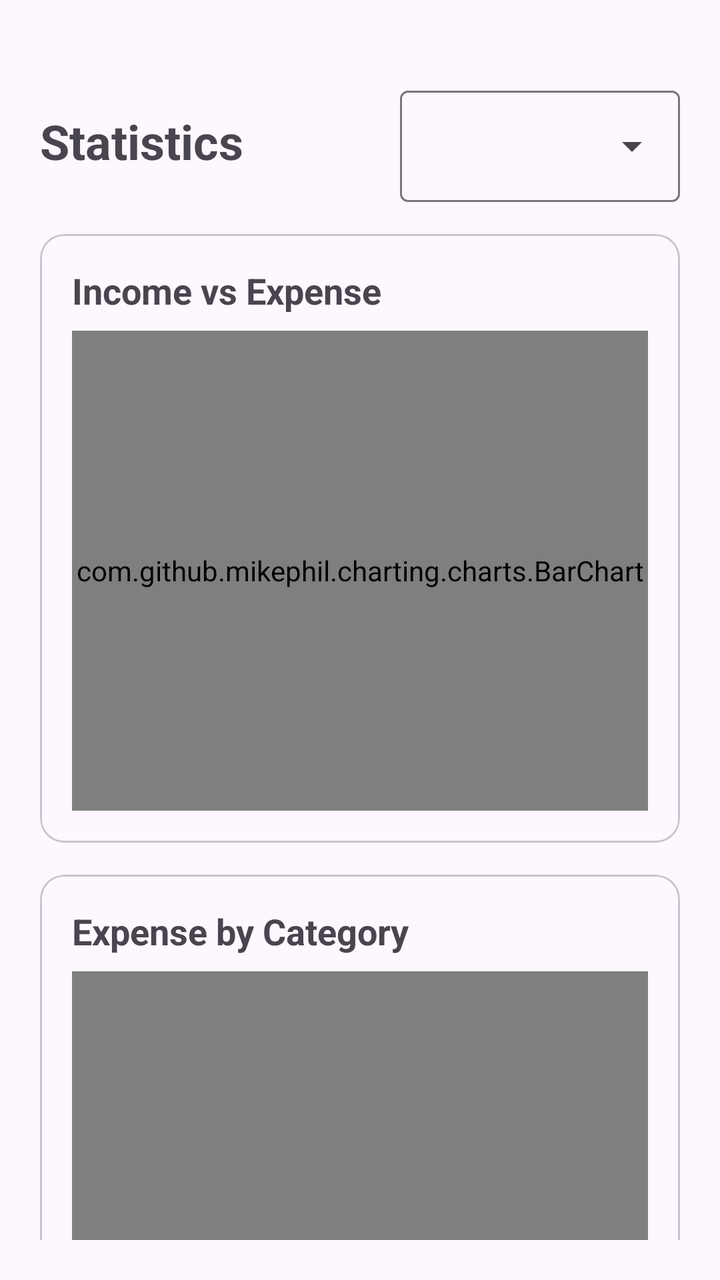
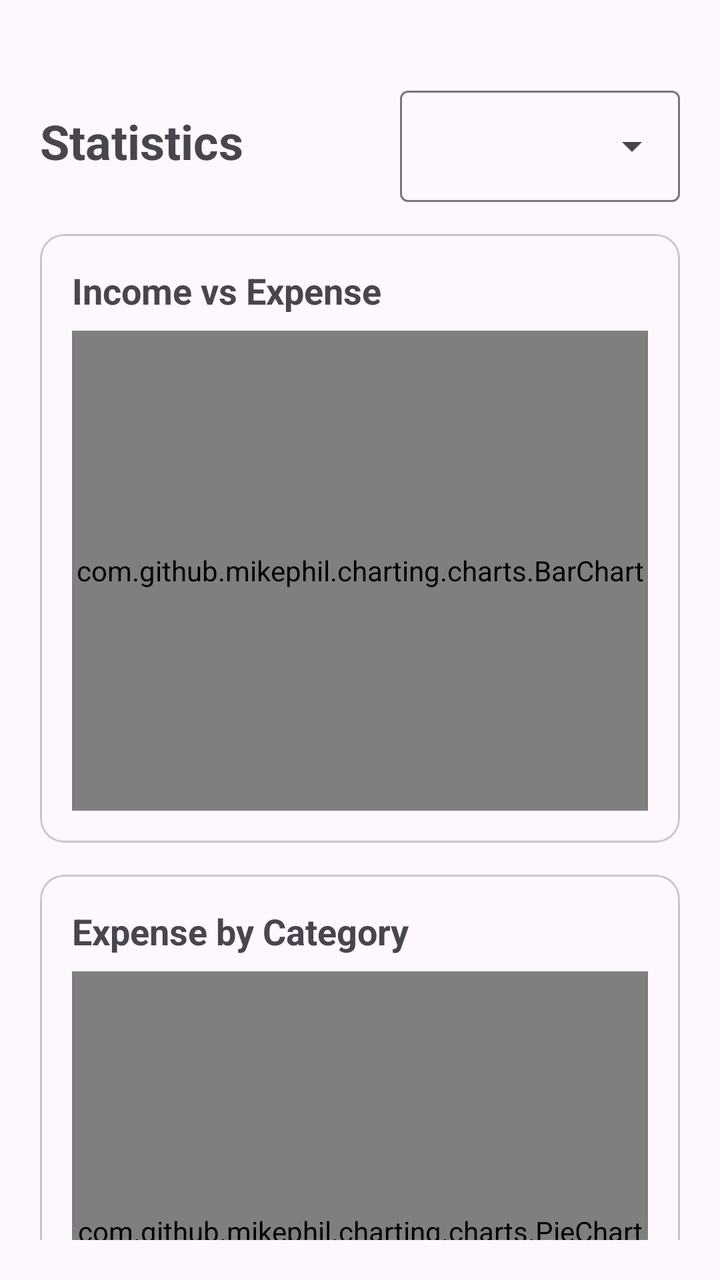

The first picture is an Android layout as it rendered before a commit; the second is the same layout after the commit. The layout source and the unified diff follow.
<!-- AndroidManifest.xml: application theme Theme.ExpenseTracker -->
<!-- res/layout/fragment_statistics.xml -->
<?xml version="1.0" encoding="utf-8"?>
<androidx.core.widget.NestedScrollView
    xmlns:android="http://schemas.android.com/apk/res/android"
    android:layout_width="match_parent"
    android:layout_height="match_parent"
    android:fillViewport="true"
    android:padding="20dp">

    <LinearLayout
        android:layout_width="match_parent"
        android:layout_height="wrap_content"
        android:orientation="vertical"
        android:layout_marginTop="20dp">

        <LinearLayout
            android:layout_width="match_parent"
            android:layout_height="wrap_content"
            android:gravity="center_vertical"
            android:orientation="horizontal">

            <TextView
                android:layout_width="0dp"
                android:layout_height="wrap_content"
                android:layout_weight="1"
                android:text="Statistics"
                android:textSize="24sp"
                android:textStyle="bold" />

            <com.google.android.material.textfield.TextInputLayout
                android:id="@+id/tilTimeFilter"
                style="@style/Widget.Material3.TextInputLayout.OutlinedBox.ExposedDropdownMenu"
                android:layout_width="140dp"
                android:layout_height="wrap_content">

                <AutoCompleteTextView
                    android:id="@+id/actTimeFilter"
                    android:layout_width="match_parent"
                    android:layout_height="wrap_content"
                    android:inputType="none" />

            </com.google.android.material.textfield.TextInputLayout>

        </LinearLayout>

        

        <com.google.android.material.card.MaterialCardView
            android:layout_width="match_parent"
            android:layout_height="wrap_content"
            android:layout_marginTop="16dp">

            <LinearLayout
                android:layout_width="match_parent"
                android:layout_height="wrap_content"
                android:orientation="vertical"
                android:padding="16dp">

                <TextView
                    android:layout_width="wrap_content"
                    android:layout_height="wrap_content"
                    android:text="Income vs Expense"
                    android:textSize="18sp"
                    android:textStyle="bold" />

                <com.github.mikephil.charting.charts.BarChart
                    android:id="@+id/barChartIncomeExpense"
                    android:layout_width="match_parent"
                    android:layout_height="240dp"
                    android:layout_marginTop="8dp" />

            </LinearLayout>

        </com.google.android.material.card.MaterialCardView>

        

        <com.google.android.material.card.MaterialCardView
            android:layout_width="match_parent"
            android:layout_height="wrap_content"
            android:layout_marginTop="16dp">

            <LinearLayout
                android:layout_width="match_parent"
                android:layout_height="wrap_content"
                android:orientation="vertical"
                android:padding="16dp">

                <TextView
                    android:layout_width="wrap_content"
                    android:layout_height="wrap_content"
                    android:text="Expense by Category"
                    android:textSize="18sp"
                    android:textStyle="bold" />

                <com.github.mikephil.charting.charts.PieChart
                    android:id="@+id/pieChartExpenseByCategory"
                    android:layout_width="match_parent"
                    android:layout_height="300dp"
                    android:layout_marginTop="8dp" />

            </LinearLayout>

        </com.google.android.material.card.MaterialCardView>

        

        <com.google.android.material.card.MaterialCardView
            android:layout_width="match_parent"
            android:layout_height="wrap_content"
            android:layout_marginTop="16dp">

            <LinearLayout
                android:layout_width="match_parent"
                android:layout_height="wrap_content"
                android:orientation="vertical"
                android:padding="16dp">

                <TextView
                    android:layout_width="wrap_content"
                    android:layout_height="wrap_content"
                    android:text="Income by Category"
                    android:textSize="18sp"
                    android:textStyle="bold" />

                <com.github.mikephil.charting.charts.PieChart
                    android:id="@+id/pieChartIncomeByCategory"
                    android:layout_width="match_parent"
                    android:layout_height="300dp"
                    android:layout_marginTop="8dp" />

            </LinearLayout>

        </com.google.android.material.card.MaterialCardView>

        

        <com.google.android.material.card.MaterialCardView
            android:layout_width="match_parent"
            android:layout_height="wrap_content"
            android:layout_marginTop="16dp">

            <LinearLayout
                android:layout_width="match_parent"
                android:layout_height="wrap_content"
                android:orientation="vertical"
                android:padding="16dp">

                <TextView
                    android:layout_width="wrap_content"
                    android:layout_height="wrap_content"
                    android:text="Income &amp; Expense Trend"
                    android:textSize="18sp"
                    android:textStyle="bold" />

                <com.github.mikephil.charting.charts.LineChart
                    android:id="@+id/lineChartTrend"
                    android:layout_width="match_parent"
                    android:layout_height="260dp"
                    android:layout_marginTop="8dp" />

            </LinearLayout>

        </com.google.android.material.card.MaterialCardView>

        <Space
            android:layout_width="match_parent"
            android:layout_height="16dp" />

    </LinearLayout>

</androidx.core.widget.NestedScrollView>
<!-- resources referenced by this layout -->
<resources>
  <style name="Theme.ExpenseTracker" parent="Base.Theme.ExpenseTracker" />
  <style name="Base.Theme.ExpenseTracker" parent="Theme.Material3.DayNight.NoActionBar">
          
          
      </style>
</resources>

<!-- the commit's change to res/layout/fragment_statistics.xml (unified diff, before → after) -->
@@ -95,8 +95,16 @@
                 <com.github.mikephil.charting.charts.PieChart
                     android:id="@+id/pieChartExpenseByCategory"
                     android:layout_width="match_parent"
-                    android:layout_height="300dp"
+                    android:layout_height="260dp"
                     android:layout_marginTop="8dp" />
+
+                
+                <LinearLayout
+                    android:id="@+id/layoutExpenseLegend"
+                    android:layout_width="match_parent"
+                    android:layout_height="wrap_content"
+                    android:layout_marginTop="8dp"
+                    android:orientation="vertical" />
 
             </LinearLayout>
 
